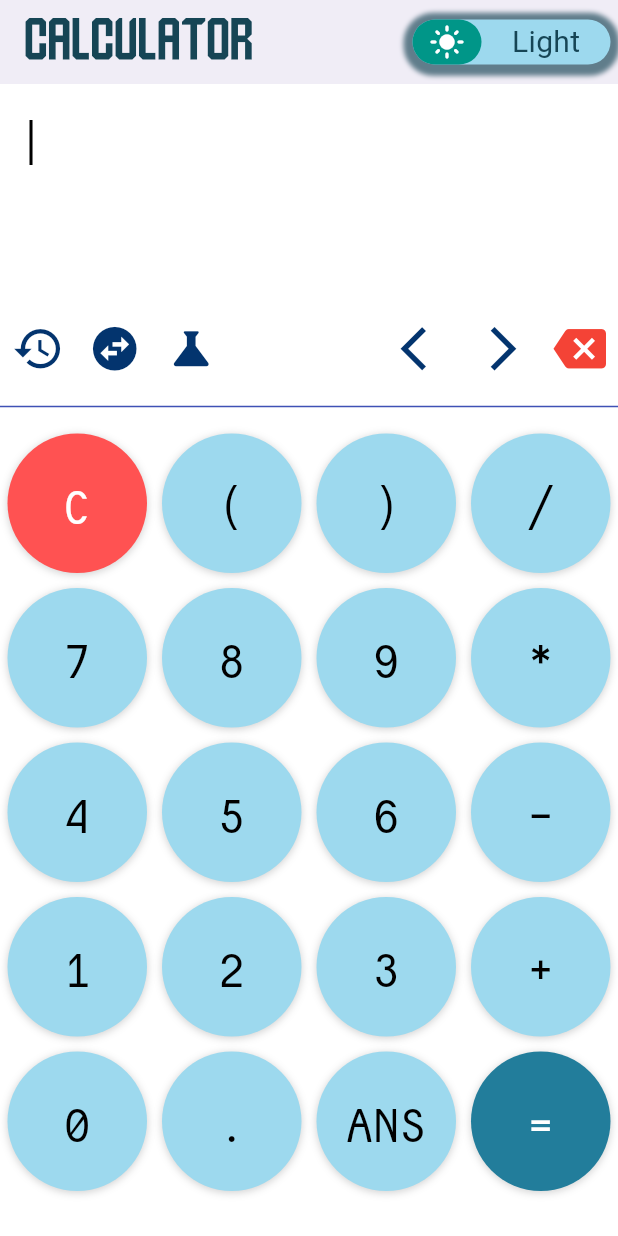
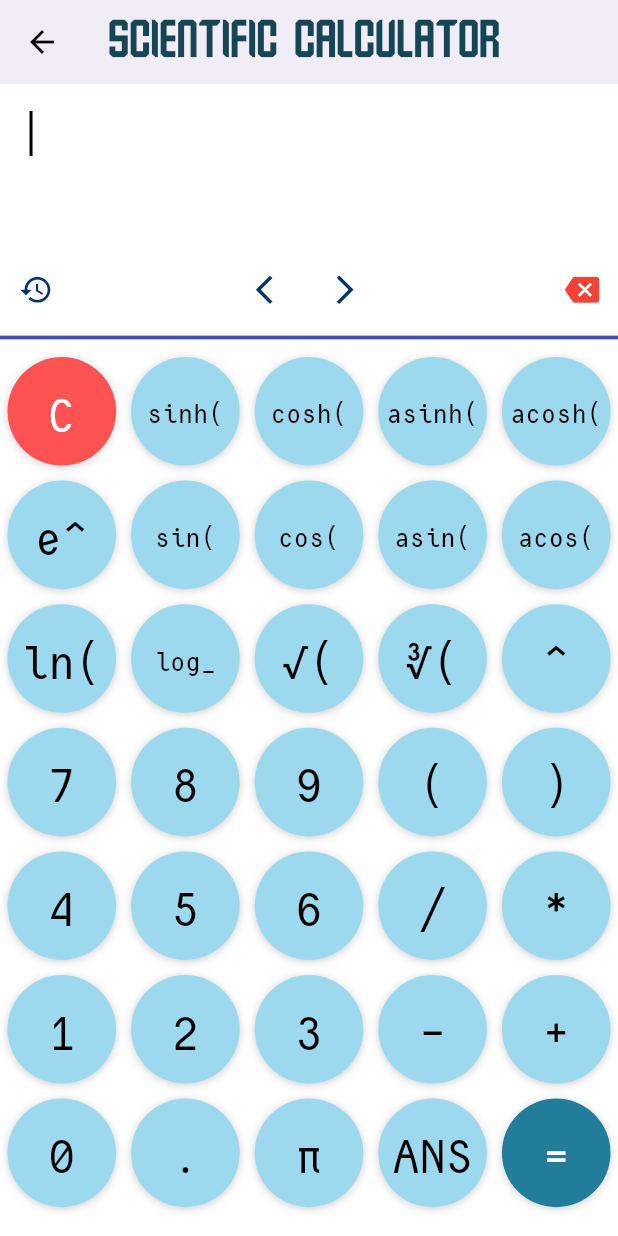
Before and after one commit to Moaz-Wahdan/Calculator, a Flutter app: the screen it shows after launch, after a tap on the "science" icon, on a phone screen of 412 x 824 dp. Run offline on Flutter 3.47's test engine with Material 3 defaults, Android fonts, the phone set to English and light mode, and no system bars; drawn by our look-alikes of animated_toggle_switch; our stand-ins replace math_expressions.

Commit message:
Sixth Commit Scientific Calc. Screen created History Screen created linked to Simple Calc. Screen

```diff
--- a/lib/Buttons/buttonStyle.dart
+++ b/lib/Buttons/buttonStyle.dart
@@ -2,6 +2,8 @@ import 'package:flutter/material.dart';
 
 class Button extends StatelessWidget {
   final String textButton;
+  final double textSize;
+  final double raduis;
   final Color colorButton;
   final Color colorText;
   final double fontSize;
@@ -9,6 +11,8 @@ class Button extends StatelessWidget {
 
   Button({
     required this.textButton,
+    required this.textSize,
+    required this.raduis,
     required this.colorText,
     required this.fontSize,
     required this.colorButton,
@@ -23,7 +27,7 @@ class Button extends StatelessWidget {
         padding: EdgeInsets.all(5),
         child: Container(
           decoration: BoxDecoration(
-            borderRadius: BorderRadius.circular(50),
+            borderRadius: BorderRadius.circular(raduis),
             boxShadow: [
               BoxShadow(
                 color: Colors.grey.withOpacity(0.5),
@@ -37,7 +41,7 @@ class Button extends StatelessWidget {
             child: Text(
               textButton,
               style: TextStyle(
-                fontSize: 30 ,
+                fontSize: textSize ,
                 fontFamily: 'Consola',
                 color: colorText,
               ),
--- a/lib/Screens/scientificCalculatorScreen.dart
+++ b/lib/Screens/scientificCalculatorScreen.dart
@@ -0,0 +1,351 @@
+import 'package:math_expressions/math_expressions.dart';
+import 'package:flutter/material.dart';
+import 'package:second_app/Buttons/buttonStyle.dart';
+import 'dart:math' as math;
+
+import 'package:second_app/Screens/history.dart';
+
+class Scientific_Calculator extends StatefulWidget {
+  static const String routeName = "Scientific_Calculator";
+  bool isLight ;
+   Scientific_Calculator({super.key , required this.isLight});
+
+  @override
+  State<Scientific_Calculator> createState() => _Scientific_CalculatorState();
+}
+
+class _Scientific_CalculatorState extends State<Scientific_Calculator> {
+
+  final TextEditingController _controller = TextEditingController();
+  String result = '', expression = '';
+  bool equalFlag = false , isRad =true ;
+
+  List<String> buttons = [
+    'C' ,'sinh(' ,'cosh(' ,'asinh(' ,'acosh(' ,
+    'e^' ,'sin(' ,'cos(' ,'asin(' ,'acos(' ,
+    'ln(' ,'log_' ,'√(','∛(' , '^',
+    '7' ,'8' ,'9' ,'(' ,')',
+    '4' ,'5' ,'6' , '/' ,'*' ,
+    '1' ,'2' ,'3'  ,'-' ,'+' ,
+    '0' ,'.' ,'π' ,'ANS' ,'=' ,
+  ];
+
+  List<String> history = [];
+
+  void _updateControllerText(String text) {
+    WidgetsBinding.instance.addPostFrameCallback((_) {
+      setState(() {
+        _controller.text = text;
+        _controller.selection = TextSelection.fromPosition(
+          TextPosition(offset: _controller.text.length),
+        );
+      });
+    });
+  }
+
+  @override
+  Widget build(BuildContext context) {
+    return Scaffold(
+      appBar: AppBar(
+        iconTheme: IconThemeData(
+          color: widget.isLight ? Colors.black : Colors.white, // Set the back arrow color here
+        ),
+        backgroundColor: widget.isLight ? Colors.white70 : Colors.black87,
+        title: Text(
+          'Scientific  Calculator',
+          style: TextStyle(
+            color:  widget.isLight ?  Color(0xff164555) : Color(0xff9DD9EE),
+            fontFamily: 'Armada',
+            fontSize: 45,
+          ),
+        ),
+        elevation: 5.0,
+
+      ),
+      backgroundColor:  widget.isLight ? Colors.white : Colors.black87,
+      body: Column(
+        children: [
+          Column(
+            children: [
+              Container(
+                padding: EdgeInsets.fromLTRB(20, 9, 0, 9),
+                alignment: Alignment.centerLeft,
+                child: TextField(
+                  cursorColor:  widget.isLight ? Colors.black : Colors.white ,
+                  autofocus: true,
+                  controller: _controller,
+                  readOnly: true,
+                  showCursor: true,
+                  style: TextStyle(fontSize: 20.0, color:   widget.isLight ? Colors.black : Colors.white ),
+                  decoration: InputDecoration(
+                    border: InputBorder.none,
+                  ),
+                  onTap: () {
+                    _controller.selection = TextSelection.fromPosition(
+                      TextPosition(offset: _controller.text.length),
+                    );
+
+                  },
+                ),
+              ),
+              Container(
+                padding: EdgeInsets.fromLTRB(0, 9, 20, 9),
+                alignment: Alignment.centerRight,
+                child: Text(
+                  result,
+                  style: TextStyle(  fontSize: 20  ,  color:   widget.isLight ? Colors.black : Colors.white),
+                ),
+              ),
+            ],
+          ),
+          Container(
+            child: Row(
+              mainAxisAlignment: MainAxisAlignment.spaceBetween,
+              children: [
+                IconButton(
+                  onPressed: () {
+                    Navigator.push(
+                      context,
+                      MaterialPageRoute(
+                        builder: (context) => HistoryScreen(history: history ,isLight: widget.isLight,),
+                      ),
+                    );
+                  },
+                  icon: Icon(Icons.history),
+                  color:  widget.isLight ?   Color(0xff03346E) : Color(0xff6EACDA),
+                  iconSize: 23,
+                ),
+                Row(
+                  children: [
+                    IconButton(
+                      onPressed: () {
+                        setState(() {
+                          int cursorPos = _controller.selection.baseOffset;
+                          if (cursorPos > 0) {
+                            _controller.selection = TextSelection.fromPosition(
+                              TextPosition(offset: cursorPos - 1),
+                            );
+                          }
+                        });
+                      },
+                      icon: Icon(Icons.arrow_back_ios),
+                      color:  widget.isLight ?   Color(0xff03346E) : Color(0xff6EACDA),
+                      iconSize: 23,
+                    ),
+                    IconButton(
+                      onPressed: () {
+                        setState(() {
+                          int cursorPos = _controller.selection.baseOffset;
+                          if (cursorPos < _controller.text.length) {
+                            _controller.selection = TextSelection.fromPosition(
+                              TextPosition(offset: cursorPos + 1),
+                            );
+                          }
+                        });
+                      },
+                      icon: Icon(Icons.arrow_forward_ios),
+                      color:  widget.isLight ?   Color(0xff03346E) : Color(0xff6EACDA),
+                      iconSize: 23,
+                    ),
+                  ],
+                ),
+                IconButton(
+                  onPressed: () {
+                    setState(() {
+                      int cursorPos = _controller.selection.baseOffset;
+                      if (cursorPos > 0) {
+                        expression = expression.substring(0, cursorPos - 1) +
+                            expression.substring(cursorPos);
+                        _controller.text = expression;
+                        _controller.selection = TextSelection.fromPosition(
+                          TextPosition(offset: cursorPos - 1),
+                        );
+                      }
+                    });
+                  },
+                  icon: Icon(Icons.backspace),
+                  color: Colors.red,
+                  iconSize: 23,
+                ),
+              ],
+            ),
+          ),
+          Divider(color:  widget.isLight ?  Colors.indigo : Color(0xff6EACDA) ,thickness: 2.5,),
+          Expanded(
+            flex: 2,
+            child: GridView.builder(
+              itemCount: buttons.length,
+              gridDelegate:
+              SliverGridDelegateWithFixedCrossAxisCount(crossAxisCount: 5),
+              itemBuilder: (BuildContext context, int index) {
+                /// Clear Button
+                if (index == 0) {
+                  return Button(
+                    raduis: 50,
+                    textSize: 30,
+                    textButton: buttons[index],
+                    colorText: Colors.white,
+                    fontSize: 30,
+                    colorButton: Colors.redAccent,
+                    onClicked: () {
+                      setState(() {
+                        result = '';
+                        expression = '';
+                        _controller.text = expression;
+                      });
+                    },
+                  );
+                }
+                /// Equal Button
+                else if (index == buttons.length - 1) {
+                  return Button(
+                    raduis: 50,
+                    textSize: 30,
+                    textButton: buttons[index],
+                    colorText: Colors.white,
+                    fontSize: 20,
+                    colorButton: Color(0xff227D9B),
+                    onClicked: () {
+                      setState(() {
+                        try {
+                          result = evaluateMathExpression(expression).toString();
+                          history.add(expression + ' = ' + result);
+                          equalFlag = true;
+                        } catch (e) {
+                          result = 'Error';
+                        }
+                      });
+                    },
+                  );
+                }
+                /// Ans Button
+                else if (index == buttons.length - 2) {
+                  return Button(
+                    raduis: 50,
+                    textSize: 30,
+                    textButton: buttons[index],
+                    colorText:  widget.isLight ? Colors.black : Colors.white,
+                    fontSize: 20,
+                    colorButton:   widget.isLight ? Color(0xff9DD9EE) : Color(0xff164555),
+                    onClicked: () {
+                      setState(() {
+                        expression = '';
+                        expression += result;
+                        _updateControllerText(result);
+                      });
+                    },
+                  );
+                }
+                /// Other Buttons
+                else {
+                  return Button(
+                    raduis:  50,
+                    textSize:  isFunction(buttons[index])? 17 : 30,
+                    textButton: buttons[index],
+                    colorText:  widget.isLight ? Colors.black : Colors.white,
+                    fontSize: 20,
+                    colorButton:  widget.isLight ? Color(0xff9DD9EE) : Color(0xff164555),
+                    onClicked: () {
+                      setState(() {
+                        if (equalFlag) {
+                          expression = '';
+                          result = '';
+                          _updateControllerText(expression);
+                          equalFlag = false;
+                        }
+                        expression += buttons[index] ;
+                        _updateControllerText(expression);
+                      });
+                    },
+                  );
+                }
+              },
+            ),
+          ),
+        ],
+      ),
+    );
+  }
+
+  double evaluateMathExpression(String expression) {
+    Parser p = Parser();
+    Expression exp = p.parse(expression);
+    ContextModel cm = ContextModel();
+    return exp.evaluate(EvaluationType.REAL, cm);
+  }
+  double evaluateExpression(String userInput) {
+    // Handle log_a(b) -> log(b) / log(a)
+    userInput = userInput.replaceAllMapped(RegExp(r'log_(\d+(\.\d+)?)\((\d+(\.\d+)?)\)'), (match) {
+      double a = double.parse(match.group(1)!);
+      double b = double.parse(match.group(3)!);
+      return '( ln($b)/ln($a) )';
+    });
+
+    // Handle constants
+    userInput = userInput.replaceAll('π', math.pi.toString());
+    userInput = userInput.replaceAll('e', math.e.toString());
+
+    // Trigonometric and hyperbolic functions
+    userInput = userInput.replaceAllMapped(RegExp(r'sin\((\d+(\.\d+)?)\)'), (match) {
+      double value = double.parse(match.group(1)!);
+      double radians = isRad ? value : degreesToRadians(value);
+      return '${(math.sin(radians))}';
+    });
+
+    userInput = userInput.replaceAllMapped(RegExp(r'cos\((\d+(\.\d+)?)\)'), (match) {
+      double value = double.parse(match.group(1)!);
+      double radians = isRad ? value : degreesToRadians(value);
+      return  '${( math.cos(radians) )}';
+    });
+
+    userInput = userInput.replaceAllMapped(RegExp(r'asin\((\d+(\.\d+)?)\)'), (match) {
+      double value = double.parse(match.group(1)!); // Corrected from group(3) to group(1)
+      double result = ( math.asin(value) );
+      return isRad ? '${( result )}' : '${( radiansToDegrees(result) )}';
+    });
+
+    userInput = userInput.replaceAllMapped(RegExp(r'acos\((\d+(\.\d+)?)\)'), (match) {
+      double value = double.parse(match.group(1)!); // Corrected from group(3) to group(1)
+      double result = ( math.acos(value) );
+      return isRad ? '${( result )}' : '${( radiansToDegrees(result) )}';
+    });
+
+
+    // Evaluate the final expression
+    return evaluateMathExpression(userInput);
+
+  }
+}
+
+double degreesToRadians(double degrees) {
+  return degrees * (math.pi / 180);
+}
+double radiansToDegrees(double radian) {
+  return radian * (180 / math.pi );
+}
+double sinh(double x) {
+  return (math.exp(x) - math.exp(-x)) / 2;
+}
+
+// Hyperbolic cosine
+double cosh(double x) {
+  return (math.exp(x) + math.exp(-x)) / 2;
+}
+
+double asinh(double x) {
+  return math.log(x + math.sqrt(x * x + 1));
+}
+
+double acosh(double x) {
+  return math.log(x + math.sqrt(x * x - 1));
+}
+bool isFunction(String text){
+  if(
+  text == 'sin(' || text == 'cos(' || text == 'asin(' || text == 'acos(' ||
+      text == 'sinh(' || text == 'cosh(' || text == 'asinh(' || text == 'acosh(' || text == 'log_'
+  ){
+    return true ;
+  }else{
+    return false ;
+  }
+}
--- a/lib/Screens/simpleCalculatorScreen.dart
+++ b/lib/Screens/simpleCalculatorScreen.dart
@@ -3,6 +3,8 @@ import 'package:math_expressions/math_expressions.dart';
 import 'package:flutter/material.dart';
 import 'package:second_app/Buttons/buttonStyle.dart';
 import 'package:second_app/Screens/converterScreen.dart';
+import 'package:second_app/Screens/history.dart';
+import 'package:second_app/Screens/scientificCalculatorScreen.dart';
 
 class Simple_Calculator extends StatefulWidget {
   static const String routeName = "Calculator_Screen";
@@ -43,6 +45,7 @@ class _Simple_CalculatorState extends State<Simple_Calculator> {
   Widget build(BuildContext context) {
     return Scaffold(
       appBar: AppBar(
+
         backgroundColor: isLight ? Colors.white70 : Colors.black87,
         title: Text(
           'Calculator',
@@ -133,7 +136,14 @@ class _Simple_CalculatorState extends State<Simple_Calculator> {
                 Row(
                   children: [
                     IconButton(
-                      onPressed: () {},
+                      onPressed: () {
+                        Navigator.push(
+                          context,
+                          MaterialPageRoute(
+                            builder: (context) => HistoryScreen(history: history ,isLight: isLight,),
+                          ),
+                        );
+                      },
                       icon: Icon(Icons.history),
                       color: isLight ?   Color(0xff03346E) : Color(0xff6EACDA),
                       iconSize: 35,
@@ -155,7 +165,17 @@ class _Simple_CalculatorState extends State<Simple_Calculator> {
                       iconSize: 35,
                     ),
                     IconButton(
-                      onPressed: () {},
+                      onPressed: () {
+                        setState(() {
+                          Navigator.push(
+                            context,
+                            MaterialPageRoute(
+                              builder: (context) => Scientific_Calculator( isLight: isLight,),
+                            ),
+                          );
+
+                        });
+                      },
                       icon: Icon(Icons.science),
                       color: isLight ?   Color(0xff03346E) : Color(0xff6EACDA),
                       iconSize: 35,
@@ -218,7 +238,7 @@ class _Simple_CalculatorState extends State<Simple_Calculator> {
             ),
           ),
           SizedBox(height: 5),
-          Divider(color: Colors.indigo),
+          Divider(color:  isLight ?  Colors.indigo : Color(0xff6EACDA) ,thickness: 3.5,),
           SizedBox(height: 5),
           Expanded(
             flex: 2,
@@ -230,6 +250,8 @@ class _Simple_CalculatorState extends State<Simple_Calculator> {
                 /// Clear Button
                 if (index == 0) {
                   return Button(
+                    raduis: 50,
+                    textSize: 30,
                     textButton: buttons[index],
                     colorText: Colors.white,
                     fontSize: 30,
@@ -246,6 +268,8 @@ class _Simple_CalculatorState extends State<Simple_Calculator> {
                 /// Equal Button
                 else if (index == buttons.length - 1) {
                   return Button(
+                    raduis: 50,
+                    textSize: 30,
                     textButton: buttons[index],
                     colorText: Colors.white,
                     fontSize: 20,
@@ -266,6 +290,8 @@ class _Simple_CalculatorState extends State<Simple_Calculator> {
                 /// Ans Button
                 else if (index == buttons.length - 2) {
                   return Button(
+                    raduis: 50,
+                    textSize: 30,
                     textButton: buttons[index],
                     colorText: isLight ? Colors.black : Colors.white,
                     fontSize: 20,
@@ -282,6 +308,8 @@ class _Simple_CalculatorState extends State<Simple_Calculator> {
                 /// Other Buttons
                 else {
                   return Button(
+                    raduis: 50,
+                    textSize: 30,
                     textButton: buttons[index],
                     colorText: isLight ? Colors.black : Colors.white,
                     fontSize: 20,
```
Also changed, not shown: lib/Converter_Logic/evaluateConversation.dart (+5 -2 lines), lib/Screens/converterScreen.dart (+0 -7 lines), lib/Screens/history.dart (added, +37 -0 lines), lib/main.dart (+14 -0 lines), lib/Scientific_Calculator_Logic/evaluateExpression.dart (deleted).
